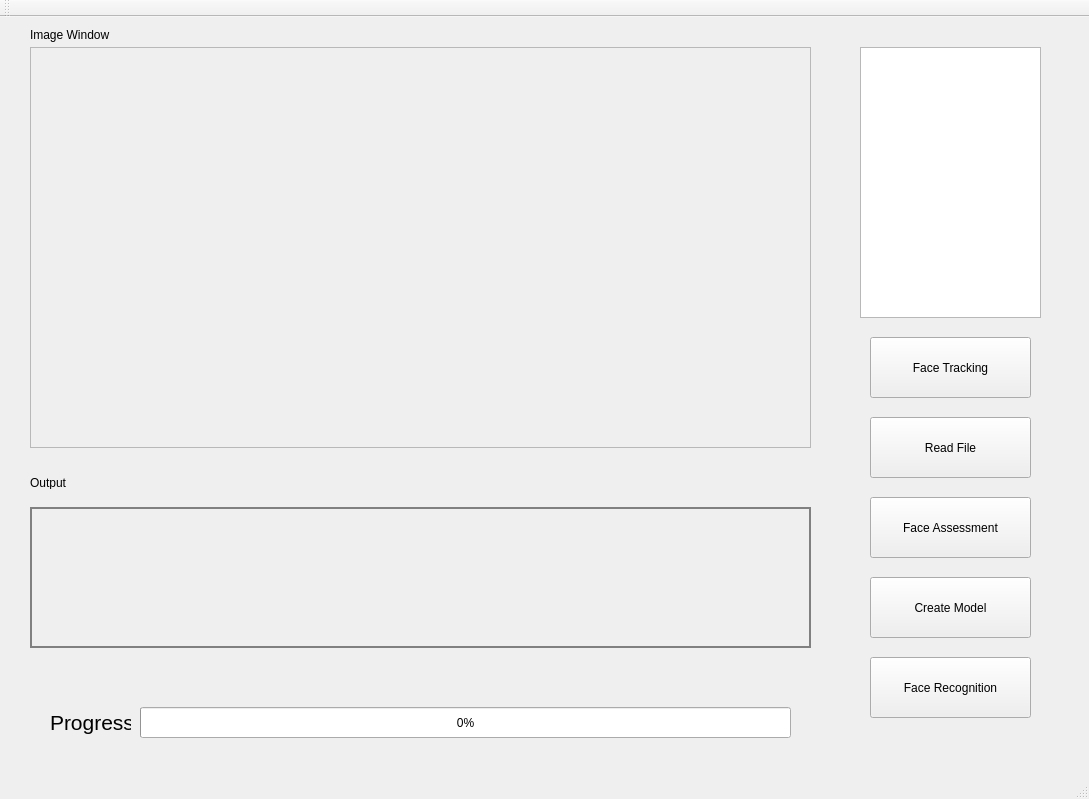
This is ImageViewer/mainwindow.ui in lawliet0823/ImageViewer as Qt 5 draws it before an edit. The edited form follows.
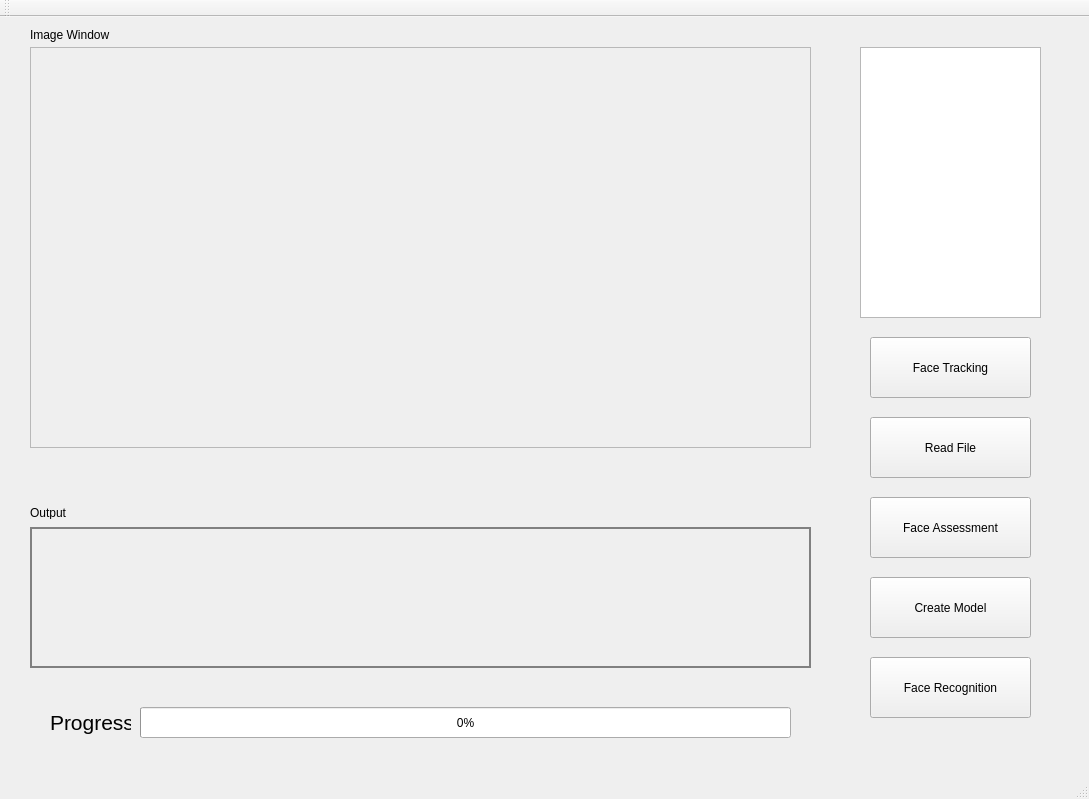
This is the edited form.

Patch:
```diff
--- a/ImageViewer/mainwindow.ui
+++ b/ImageViewer/mainwindow.ui
@@ -160,7 +160,7 @@
     <property name="geometry">
      <rect>
       <x>30</x>
-      <y>460</y>
+      <y>490</y>
       <width>47</width>
       <height>12</height>
      </rect>
@@ -173,7 +173,7 @@
     <property name="geometry">
      <rect>
       <x>30</x>
-      <y>490</y>
+      <y>510</y>
       <width>781</width>
       <height>141</height>
      </rect>
```
